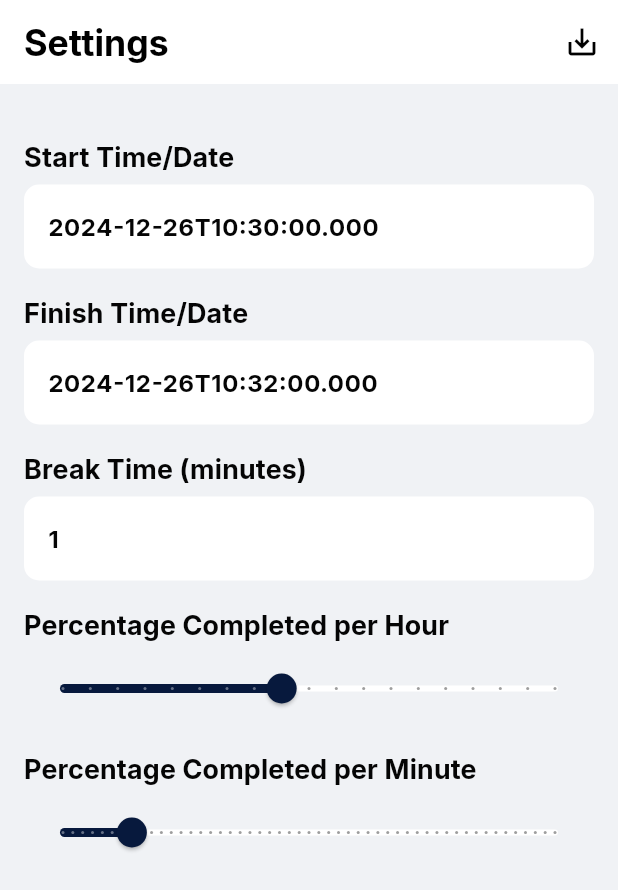
After one commit to az1210/feedback_work, a Flutter app: the SettingsScreen screen opened by its route, on a phone screen of 412 x 824 dp. The commit adds this screen. Shown: the top 890 px of the screen. Run offline on Flutter 3.47's test engine with Material 3 defaults, Android fonts, the light colour scheme and no system bars; our stand-ins replace awesome_snackbar_content, cloud_firestore, dotted_border, file_picker, firebase_auth, firebase_core and 6 more; missing offline and left inert: flutter_facebook_auth, flutter_quill; accounts and stored records are empty.

Commit message:
solution function settings

```diff
--- a/lib/providers/solution_function_provider.dart
+++ b/lib/providers/solution_function_provider.dart
@@ -15,3 +15,60 @@ final percentageProvider =
     StateNotifierProvider<PercentageNotifier, int>((ref) {
   return PercentageNotifier();
 });
+
+// Provider for managing start time
+final startTimeProvider = StateProvider<DateTime>((ref) {
+  return DateTime.now();
+});
+
+// Provider for managing end time
+final endTimeProvider = StateProvider<DateTime>((ref) {
+  return DateTime.now().add(const Duration(minutes: 2));
+});
+
+// Provider for managing break time
+final breakTimeProvider = StateProvider<Duration>((ref) {
+  return const Duration(minutes: 1); // Default break time is 1 minute
+});
+
+// Provider for managing travel percentage per hour
+final travelPerHourProvider =
+    StateProvider<double>((ref) => 50.0); // Default: 50%
+
+// Provider for managing travel percentage per minute
+final travelPerMinuteProvider =
+    StateProvider<double>((ref) => 0.833); // Default: 50/60
+
+// StateNotifier to manage all settings as a single entity
+class SettingsNotifier extends StateNotifier<Map<String, dynamic>> {
+  SettingsNotifier()
+      : super({
+          'startTime': DateTime.now(),
+          'endTime': DateTime.now().add(const Duration(minutes: 2)),
+          'breakTime': const Duration(minutes: 1),
+          'travelPerHour': 50.0,
+          'travelPerMinute': 0.833,
+        });
+
+  // Update individual settings
+  void updateSetting(String key, dynamic value) {
+    state = {...state, key: value};
+  }
+
+  // Reset all settings to default
+  void resetSettings() {
+    state = {
+      'startTime': DateTime.now(),
+      'endTime': DateTime.now().add(const Duration(minutes: 2)),
+      'breakTime': const Duration(minutes: 1),
+      'travelPerHour': 50.0,
+      'travelPerMinute': 0.833,
+    };
+  }
+}
+
+// Provider for managing all settings
+final settingsProvider =
+    StateNotifierProvider<SettingsNotifier, Map<String, dynamic>>((ref) {
+  return SettingsNotifier();
+});
--- a/lib/routes.dart
+++ b/lib/routes.dart
@@ -17,6 +17,7 @@ import './screens/network/network_tab_screen.dart';
 import './screens/status/status.dart';
 import './screens/more/more_tab_screen.dart';
 import '././screens/projects/solution_function.dart';
+import '././screens/projects/settings_screen.dart';
 
 final authProvider = StateProvider<bool>((ref) => false);
 
@@ -88,6 +89,10 @@ final routerProvider = Provider<GoRouter>(
           path: '/solution-function',
           builder: (context, state) => const SolutionFunction(),
         ),
+        GoRoute(
+          path: '/solution-function-settings',
+          builder: (context, state) => const SettingsScreen(),
+        ),
       ],
     );
   },
--- a/lib/screens/projects/projects_screen.dart
+++ b/lib/screens/projects/projects_screen.dart
@@ -415,7 +415,7 @@ class _ProjectCardState extends State<ProjectCard> {
                                   color: Colors.black,
                                 ),
                                 onPressed: () {
-                                  // Handle edit
+                                  context.push('/solution-function-settings');
                                 },
                               ),
                               IconButton(
--- /dev/null
+++ b/lib/screens/projects/settings_screen.dart
@@ -0,0 +1,414 @@
+// import 'package:flutter/material.dart';
+// import 'package:firebase_auth/firebase_auth.dart';
+// import 'package:firebase_storage/firebase_storage.dart';
+// import 'package:flutter_riverpod/flutter_riverpod.dart';
+// import 'package:go_router/go_router.dart';
+// import 'package:file_picker/file_picker.dart';
+
+// import '../../providers/project_providers.dart';
+
+// class CreateProjectScreen extends ConsumerStatefulWidget {
+//   const CreateProjectScreen({super.key});
+
+//   @override
+//   ConsumerState<CreateProjectScreen> createState() =>
+//       _CreateProjectScreenState();
+// }
+
+// class _CreateProjectScreenState extends ConsumerState<CreateProjectScreen> {
+//   final TextEditingController startDateController = TextEditingController();
+//   final TextEditingController finishDateController = TextEditingController();
+//   final TextEditingController breakTimeController = TextEditingController();
+//   final TextEditingController percentageController = TextEditingController();
+//   final TextEditingController beepController = TextEditingController();
+
+//   bool isKeyboardVisible(BuildContext context) {
+//     return MediaQuery.of(context).viewInsets.bottom > 0;
+//   }
+
+//   String? selectedFilePath;
+
+//   Future<void> saveSettings() async {}
+
+//   @override
+//   void dispose() {
+//     startDateController.dispose();
+//     finishDateController.dispose();
+//     breakTimeController.dispose();
+//     percentageController.dispose();
+//     beepController.dispose();
+//     super.dispose();
+//   }
+
+//   @override
+//   Widget build(BuildContext context) {
+//     final bool keyboardVisible = isKeyboardVisible(context);
+
+//     return Scaffold(
+//       backgroundColor: const Color.fromARGB(255, 240, 242, 245),
+//       appBar: AppBar(
+//         title: const Text('Settings'),
+//         centerTitle: false,
+//         actions: [IconButton(onPressed: () {}, icon: Icon(Icons.save_alt))],
+//       ),
+//       body: ListView(
+//         children: [
+//           Padding(
+//             padding: const EdgeInsets.all(16.0),
+//             child: Column(
+//               crossAxisAlignment: CrossAxisAlignment.start,
+//               children: [
+//                 const SizedBox(height: 19),
+//                 Text(
+//                   "Start Time/Date",
+//                   style: Theme.of(context).textTheme.titleMedium,
+//                 ),
+//                 const SizedBox(height: 5),
+//                 TextField(
+//                   controller: startDateController,
+//                   decoration: InputDecoration(
+//                     hintText: "Select Date",
+//                     hintStyle: Theme.of(context).textTheme.bodySmall,
+//                     filled: true,
+//                     fillColor: Colors.white,
+//                     border: const OutlineInputBorder(
+//                       borderRadius: BorderRadius.all(Radius.circular(10)),
+//                       borderSide: BorderSide.none,
+//                     ),
+//                   ),
+//                 ),
+//                 const SizedBox(height: 16),
+//                 Text(
+//                   "Finish Time/Date",
+//                   style: Theme.of(context).textTheme.titleMedium,
+//                 ),
+//                 const SizedBox(height: 5),
+//                 TextField(
+//                   controller: finishDateController,
+//                   decoration: InputDecoration(
+//                     hintText: "Select Date",
+//                     hintStyle: Theme.of(context).textTheme.bodySmall,
+//                     filled: true,
+//                     fillColor: Colors.white,
+//                     border: const OutlineInputBorder(
+//                       borderRadius: BorderRadius.all(Radius.circular(10)),
+//                       borderSide: BorderSide.none,
+//                     ),
+//                     suffix: Icon(Icons.calendar_month_outlined),
+//                   ),
+//                 ),
+//                 const SizedBox(height: 16),
+//                 Text(
+//                   "Break Time/Date",
+//                   style: Theme.of(context).textTheme.titleMedium,
+//                 ),
+//                 const SizedBox(height: 5),
+//                 TextField(
+//                   controller: breakTimeController,
+//                   decoration: InputDecoration(
+//                     hintText: "Select Date",
+//                     hintStyle: Theme.of(context).textTheme.bodySmall,
+//                     filled: true,
+//                     fillColor: Colors.white,
+//                     border: const OutlineInputBorder(
+//                       borderRadius: BorderRadius.all(Radius.circular(10)),
+//                       borderSide: BorderSide.none,
+//                     ),
+//                   ),
+//                 ),
+//                 const SizedBox(height: 16),
+//                 Text(
+//                   "Number of Percentage Completed per Hour",
+//                   style: Theme.of(context).textTheme.titleMedium,
+//                 ),
+//                 const SizedBox(height: 5),
+//                 TextField(
+//                   controller: beepController,
+//                   decoration: InputDecoration(
+//                     hintText: "Number of percentage",
+//                     hintStyle: Theme.of(context).textTheme.bodySmall,
+//                     filled: true,
+//                     fillColor: Colors.white,
+//                     border: const OutlineInputBorder(
+//                       borderRadius: BorderRadius.all(Radius.circular(10)),
+//                       borderSide: BorderSide.none,
+//                     ),
+//                   ),
+//                 ),
+//                 const SizedBox(height: 16),
+//                 Text(
+//                   "Load Beep Audio",
+//                   style: Theme.of(context).textTheme.titleMedium,
+//                 ),
+//                 const SizedBox(height: 5),
+//                 TextField(
+//                   controller: beepController,
+//                   decoration: InputDecoration(
+//                     hintText: "Type here",
+//                     hintStyle: Theme.of(context).textTheme.bodySmall,
+//                     filled: true,
+//                     fillColor: Colors.white,
+//                     border: const OutlineInputBorder(
+//                       borderRadius: BorderRadius.all(Radius.circular(10)),
+//                       borderSide: BorderSide.none,
+//                     ),
+//                   ),
+//                 ),
+//                 const SizedBox(height: 16),
+//                 Text(
+//                   "Popup Text",
+//                   style: Theme.of(context).textTheme.titleMedium,
+//                 ),
+//                 const SizedBox(height: 5),
+//                 TextField(
+//                   controller: beepController,
+//                   decoration: InputDecoration(
+//                     hintText: "Type here",
+//                     hintStyle: Theme.of(context).textTheme.bodySmall,
+//                     filled: true,
+//                     fillColor: Colors.white,
+//                     border: const OutlineInputBorder(
+//                       borderRadius: BorderRadius.all(Radius.circular(10)),
+//                       borderSide: BorderSide.none,
+//                     ),
+//                   ),
+//                 ),
+//               ],
+//             ),
+//           ),
+//         ],
+//       ),
+//     );
+//   }
+// }
+import 'package:flutter/material.dart';
+import 'package:flutter_riverpod/flutter_riverpod.dart';
+import '../../providers/solution_function_provider.dart';
+
+class SettingsScreen extends ConsumerStatefulWidget {
+  const SettingsScreen({super.key});
+
+  @override
+  _SettingsScreenState createState() => _SettingsScreenState();
+}
+
+class _SettingsScreenState extends ConsumerState<SettingsScreen> {
+  final TextEditingController startDateController = TextEditingController();
+  final TextEditingController finishDateController = TextEditingController();
+  final TextEditingController breakTimeController = TextEditingController();
+  final TextEditingController travelHourController = TextEditingController();
+  final TextEditingController travelMinuteController = TextEditingController();
+
+  @override
+  void dispose() {
+    startDateController.dispose();
+    finishDateController.dispose();
+    breakTimeController.dispose();
+    travelHourController.dispose();
+    travelMinuteController.dispose();
+    super.dispose();
+  }
+
+  @override
+  Widget build(BuildContext context) {
+    final startTime = ref.watch(startTimeProvider);
+    final endTime = ref.watch(endTimeProvider);
+    final breakTime = ref.watch(breakTimeProvider);
+    final travelPerHour = ref.watch(travelPerHourProvider);
+    final travelPerMinute = ref.watch(travelPerMinuteProvider);
+
+    return Scaffold(
+      backgroundColor: const Color.fromARGB(255, 240, 242, 245),
+      appBar: AppBar(
+        title: const Text('Settings'),
+        centerTitle: false,
+        actions: [
+          IconButton(
+            onPressed: () {
+              // Save logic here
+              ref.read(startTimeProvider.notifier).state =
+                  DateTime.parse(startDateController.text);
+              ref.read(endTimeProvider.notifier).state =
+                  DateTime.parse(finishDateController.text);
+              ref.read(breakTimeProvider.notifier).state =
+                  Duration(minutes: int.parse(breakTimeController.text));
+              ref.read(travelPerHourProvider.notifier).state =
+                  double.parse(travelHourController.text);
+              ref.read(travelPerMinuteProvider.notifier).state =
+                  double.parse(travelMinuteController.text);
+
+              ScaffoldMessenger.of(context).showSnackBar(
+                const SnackBar(content: Text("Settings saved successfully!")),
+              );
+            },
+            icon: const Icon(Icons.save_alt),
+          ),
+        ],
+      ),
+      body: ListView(
+        children: [
+          Padding(
+            padding: const EdgeInsets.all(16.0),
+            child: Column(
+              crossAxisAlignment: CrossAxisAlignment.start,
+              children: [
+                const SizedBox(height: 19),
+                _buildTimePicker(
+                  context,
+                  "Start Time/Date",
+                  startTime,
+                  startDateController,
+                  (value) => ref.read(startTimeProvider.notifier).state = value,
+                ),
+                const SizedBox(height: 16),
+                _buildTimePicker(
+                  context,
+                  "Finish Time/Date",
+                  endTime,
+                  finishDateController,
+                  (value) => ref.read(endTimeProvider.notifier).state = value,
+                ),
+                const SizedBox(height: 16),
+                _buildBreakTimePicker(
+                  context,
+                  "Break Time (minutes)",
+                  breakTime,
+                  breakTimeController,
+                ),
+                const SizedBox(height: 16),
+                _buildSlider(
+                  "Percentage Completed per Hour",
+                  travelPerHour,
+                  travelHourController,
+                  min: 10.0,
+                  max: 100.0,
+                  divisions: 18,
+                  onChanged: (value) =>
+                      ref.read(travelPerHourProvider.notifier).state = value,
+                ),
+                const SizedBox(height: 16),
+                _buildSlider(
+                  "Percentage Completed per Minute",
+                  travelPerMinute,
+                  travelMinuteController,
+                  min: 0.1,
+                  max: 5.0,
+                  divisions: 50,
+                  onChanged: (value) =>
+                      ref.read(travelPerMinuteProvider.notifier).state = value,
+                ),
+              ],
+            ),
+          ),
+        ],
+      ),
+    );
+  }
+
+  Widget _buildTimePicker(
+    BuildContext context,
+    String label,
+    DateTime currentValue,
+    TextEditingController controller,
+    Function(DateTime) onValueChange,
+  ) {
+    controller.text = currentValue.toIso8601String();
+    return Column(
+      crossAxisAlignment: CrossAxisAlignment.start,
+      children: [
+        Text(
+          label,
+          style: Theme.of(context).textTheme.titleMedium,
+        ),
+        const SizedBox(height: 5),
+        TextField(
+          controller: controller,
+          decoration: InputDecoration(
+            hintText: "Select Date",
+            hintStyle: Theme.of(context).textTheme.bodySmall,
+            filled: true,
+            fillColor: Colors.white,
+            border: const OutlineInputBorder(
+              borderRadius: BorderRadius.all(Radius.circular(10)),
+              borderSide: BorderSide.none,
+            ),
+          ),
+          onTap: () async {
+            final date = await showDatePicker(
+              context: context,
+              initialDate: currentValue,
+              firstDate: DateTime(2000),
+              lastDate: DateTime(2100),
+            );
+            if (date != null) {
+              onValueChange(date);
+            }
+          },
+        ),
+      ],
+    );
+  }
+
+  Widget _buildBreakTimePicker(
+    BuildContext context,
+    String label,
+    Duration currentValue,
+    TextEditingController controller,
+  ) {
+    controller.text = currentValue.inMinutes.toString();
+    return Column(
+      crossAxisAlignment: CrossAxisAlignment.start,
+      children: [
+        Text(
+          label,
+          style: Theme.of(context).textTheme.titleMedium,
+        ),
+        const SizedBox(height: 5),
+        TextField(
+          controller: controller,
+          keyboardType: TextInputType.number,
+          decoration: InputDecoration(
+            hintText: "Enter Minutes",
+            hintStyle: Theme.of(context).textTheme.bodySmall,
+            filled: true,
+            fillColor: Colors.white,
+            border: const OutlineInputBorder(
+              borderRadius: BorderRadius.all(Radius.circular(10)),
+              borderSide: BorderSide.none,
+            ),
+          ),
+        ),
+      ],
+    );
+  }
+
+  Widget _buildSlider(
+    String label,
+    double currentValue,
+    TextEditingController controller, {
+    required double min,
+    required double max,
+    required int divisions,
+    required Function(double) onChanged,
+  }) {
+    controller.text = currentValue.toString();
+    return Column(
+      crossAxisAlignment: CrossAxisAlignment.start,
+      children: [
+        Text(
+          label,
+          style: Theme.of(context).textTheme.titleMedium,
+        ),
+        const SizedBox(height: 5),
+        Slider(
+          value: currentValue,
+          min: min,
+          max: max,
+          divisions: divisions,
+          label: currentValue.toStringAsFixed(2),
+          onChanged: onChanged,
+        ),
+      ],
+    );
+  }
+}
```
Also changed, not shown: pubspec.lock.
